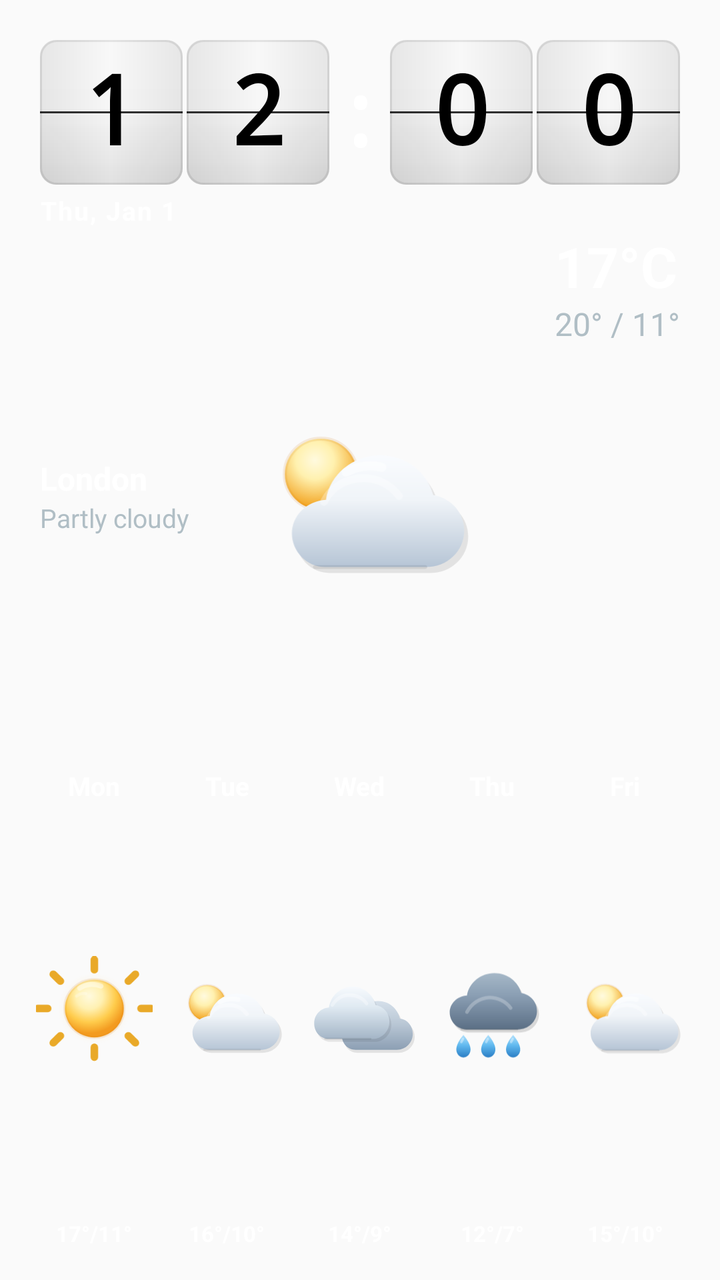
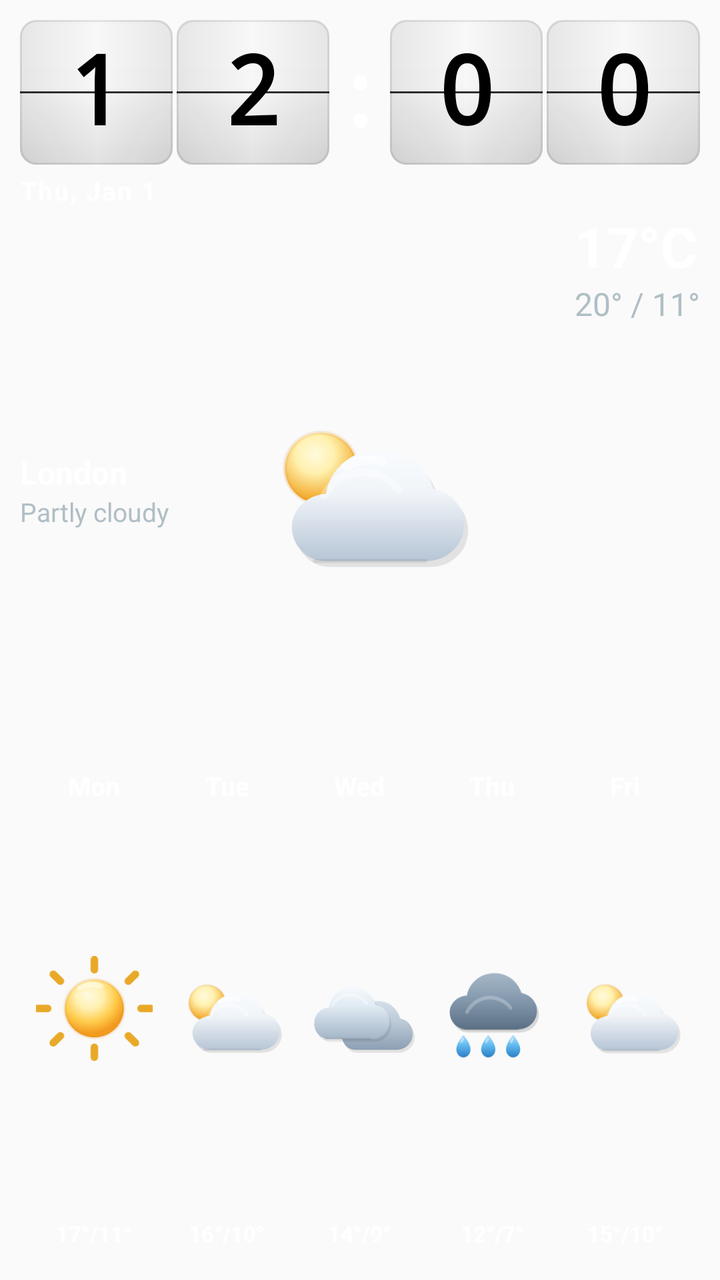

Screens rendered from an Android XML layout before and after an edit, with the pre-edit source and the edit as a unified diff.
<!-- AndroidManifest.xml: application theme Theme.ClockWeatherWidget -->
<!-- res/layout/widget_extended_preview.xml -->
<?xml version="1.0" encoding="utf-8"?>
<LinearLayout xmlns:android="http://schemas.android.com/apk/res/android"
    xmlns:tools="http://schemas.android.com/tools"
    android:layout_width="match_parent"
    android:layout_height="match_parent"
    android:background="@android:color/transparent"
    android:orientation="vertical"
    android:padding="10dp"
    tools:ignore="HardcodedText,SmallSp,NestedWeights,DisableBaselineAlignment">

    <LinearLayout
        android:layout_width="match_parent"
        android:layout_height="0dp"
        android:layout_weight="3"
        android:background="@android:color/transparent"
        android:orientation="vertical"
        android:paddingTop="10dp"
        android:paddingBottom="4dp"
        android:paddingStart="10dp"
        android:paddingEnd="10dp">

        <include
            layout="@layout/widget_clock_block_preview"
            android:layout_width="match_parent"
            android:layout_height="wrap_content" />

        <TextClock
            android:layout_width="wrap_content"
            android:layout_height="wrap_content"
            android:layout_gravity="start"
            android:format12Hour="EEE, MMM d"
            android:format24Hour="EEE, MMM d"
            android:layout_marginTop="4dp"
            android:layout_marginStart="0dp"
            android:textColor="@color/widget_text_primary"
            android:textSize="13sp"
            android:textStyle="bold"
            android:letterSpacing="0.05" />

        <include
            layout="@layout/widget_weather_card_preview"
            android:layout_width="match_parent"
            android:layout_height="0dp"
            android:layout_weight="1"
            android:layout_marginTop="4dp" />
    </LinearLayout>

    <LinearLayout
        android:layout_width="match_parent"
        android:layout_height="0dp"
        android:baselineAligned="false"
        android:layout_weight="2"
        android:background="@android:color/transparent"
        android:orientation="horizontal"
        android:paddingTop="0dp"
        android:paddingBottom="4dp"
        android:paddingStart="4dp"
        android:paddingEnd="4dp">

        <LinearLayout android:layout_width="0dp" android:layout_height="match_parent" android:layout_weight="1" android:orientation="vertical" android:gravity="center_horizontal" android:padding="2dp">
            <TextView android:layout_width="wrap_content" android:layout_gravity="center_horizontal" android:layout_height="wrap_content" android:text="Mon" android:textColor="@color/widget_text_primary" android:textSize="13sp" android:textStyle="bold" android:gravity="center" />
            <ImageView android:layout_width="match_parent" android:layout_height="0dp" android:layout_weight="1" android:layout_marginTop="2dp" android:layout_marginBottom="2dp" android:src="@drawable/ic_widget_weather_clear_day" android:contentDescription="@null" android:padding="2dp" android:scaleType="fitCenter" />
            <TextView android:layout_width="wrap_content" android:layout_gravity="center_horizontal" android:layout_height="wrap_content" android:text="17°/11°" android:textColor="@color/widget_text_primary" android:textSize="11sp" android:textStyle="bold" android:gravity="center" />
        </LinearLayout>

        <LinearLayout android:layout_width="0dp" android:layout_height="match_parent" android:layout_weight="1" android:orientation="vertical" android:gravity="center_horizontal" android:padding="2dp">
            <TextView android:layout_width="wrap_content" android:layout_gravity="center_horizontal" android:layout_height="wrap_content" android:text="Tue" android:textColor="@color/widget_text_primary" android:textSize="13sp" android:textStyle="bold" android:gravity="center" />
            <ImageView android:layout_width="match_parent" android:layout_height="0dp" android:layout_weight="1" android:layout_marginTop="2dp" android:layout_marginBottom="2dp" android:src="@drawable/ic_widget_weather_partly_cloudy_day" android:contentDescription="@null" android:padding="2dp" android:scaleType="fitCenter" />
            <TextView android:layout_width="wrap_content" android:layout_gravity="center_horizontal" android:layout_height="wrap_content" android:text="16°/10°" android:textColor="@color/widget_text_primary" android:textSize="11sp" android:textStyle="bold" android:gravity="center" />
        </LinearLayout>

        <LinearLayout android:layout_width="0dp" android:layout_height="match_parent" android:layout_weight="1" android:orientation="vertical" android:gravity="center_horizontal" android:padding="2dp">
            <TextView android:layout_width="wrap_content" android:layout_gravity="center_horizontal" android:layout_height="wrap_content" android:text="Wed" android:textColor="@color/widget_text_primary" android:textSize="13sp" android:textStyle="bold" android:gravity="center" />
            <ImageView android:layout_width="match_parent" android:layout_height="0dp" android:layout_weight="1" android:layout_marginTop="2dp" android:layout_marginBottom="2dp" android:src="@drawable/ic_widget_weather_cloudy" android:contentDescription="@null" android:padding="2dp" android:scaleType="fitCenter" />
            <TextView android:layout_width="wrap_content" android:layout_gravity="center_horizontal" android:layout_height="wrap_content" android:text="14°/9°" android:textColor="@color/widget_text_primary" android:textSize="11sp" android:textStyle="bold" android:gravity="center" />
        </LinearLayout>

        <LinearLayout android:layout_width="0dp" android:layout_height="match_parent" android:layout_weight="1" android:orientation="vertical" android:gravity="center_horizontal" android:padding="2dp">
            <TextView android:layout_width="wrap_content" android:layout_gravity="center_horizontal" android:layout_height="wrap_content" android:text="Thu" android:textColor="@color/widget_text_primary" android:textSize="13sp" android:textStyle="bold" android:gravity="center" />
            <ImageView android:layout_width="match_parent" android:layout_height="0dp" android:layout_weight="1" android:layout_marginTop="2dp" android:layout_marginBottom="2dp" android:src="@drawable/ic_widget_weather_rain" android:contentDescription="@null" android:padding="2dp" android:scaleType="fitCenter" />
            <TextView android:layout_width="wrap_content" android:layout_gravity="center_horizontal" android:layout_height="wrap_content" android:text="12°/7°" android:textColor="@color/widget_text_primary" android:textSize="11sp" android:textStyle="bold" android:gravity="center" />
        </LinearLayout>

        <LinearLayout android:layout_width="0dp" android:layout_height="match_parent" android:layout_weight="1" android:orientation="vertical" android:gravity="center_horizontal" android:padding="2dp">
            <TextView android:layout_width="wrap_content" android:layout_gravity="center_horizontal" android:layout_height="wrap_content" android:text="Fri" android:textColor="@color/widget_text_primary" android:textSize="13sp" android:textStyle="bold" android:gravity="center" />
            <ImageView android:layout_width="match_parent" android:layout_height="0dp" android:layout_weight="1" android:layout_marginTop="2dp" android:layout_marginBottom="2dp" android:src="@drawable/ic_widget_weather_partly_cloudy_day" android:contentDescription="@null" android:padding="2dp" android:scaleType="fitCenter" />
            <TextView android:layout_width="wrap_content" android:layout_gravity="center_horizontal" android:layout_height="wrap_content" android:text="15°/10°" android:textColor="@color/widget_text_primary" android:textSize="11sp" android:textStyle="bold" android:gravity="center" />
        </LinearLayout>
    </LinearLayout>

</LinearLayout>
<!-- res/layout/widget_clock_block_preview.xml (included above) -->
﻿<?xml version="1.0" encoding="utf-8"?>

<LinearLayout xmlns:android="http://schemas.android.com/apk/res/android"
    xmlns:tools="http://schemas.android.com/tools"
    android:layout_width="match_parent"
    android:layout_height="wrap_content"
    android:gravity="center_vertical"
    android:orientation="horizontal"
    tools:ignore="HardcodedText">

    <FrameLayout
        android:layout_width="0dp"
        android:layout_height="wrap_content"
        android:layout_weight="2">

        <LinearLayout
            android:layout_width="match_parent"
            android:layout_height="wrap_content"
            android:orientation="horizontal">

            <FrameLayout
                android:layout_width="0dp"
                android:layout_height="wrap_content"
                android:layout_weight="1">

                <TextView
                    android:layout_width="match_parent"
                    android:layout_height="wrap_content"
                    android:background="@drawable/flip_digit_bg_light"
                    android:fontFamily="monospace"
                    android:gravity="center"
                    android:includeFontPadding="false"
                    android:padding="8dp"
                    android:text="1"
                    android:textColor="@color/flip_digit_text_light"
                    android:textSize="48sp"
                    android:textStyle="bold" />

                <FrameLayout
                    android:layout_width="match_parent"
                    android:layout_height="1dp"
                    android:layout_gravity="center_vertical"
                    android:background="@drawable/flip_hinge_line" />
            </FrameLayout>

            <FrameLayout
                android:layout_width="0dp"
                android:layout_height="wrap_content"
                android:layout_marginStart="@dimen/flip_digit_gap"
                android:layout_weight="1">

                <TextView
                    android:layout_width="match_parent"
                    android:layout_height="wrap_content"
                    android:background="@drawable/flip_digit_bg_light"
                    android:fontFamily="monospace"
                    android:gravity="center"
                    android:includeFontPadding="false"
                    android:padding="8dp"
                    android:text="2"
                    android:textColor="@color/flip_digit_text_light"
                    android:textSize="48sp"
                    android:textStyle="bold" />

                <FrameLayout
                    android:layout_width="match_parent"
                    android:layout_height="1dp"
                    android:layout_gravity="center_vertical"
                    android:background="@drawable/flip_hinge_line" />
            </FrameLayout>
        </LinearLayout>
    </FrameLayout>

    <TextView
        android:layout_width="wrap_content"
        android:layout_height="wrap_content"
        android:layout_marginStart="@dimen/flip_digit_gap"
        android:layout_marginEnd="@dimen/flip_digit_gap"
        android:fontFamily="monospace"
        android:gravity="center"
        android:text=":"
        android:textColor="@android:color/white"
        android:textSize="44sp"
        android:textStyle="bold" />

    <FrameLayout
        android:layout_width="0dp"
        android:layout_height="wrap_content"
        android:layout_weight="2">

        <LinearLayout
            android:layout_width="match_parent"
            android:layout_height="wrap_content"
            android:orientation="horizontal">

            <FrameLayout
                android:layout_width="0dp"
                android:layout_height="wrap_content"
                android:layout_weight="1">

                <TextView
                    android:layout_width="match_parent"
                    android:layout_height="wrap_content"
                    android:background="@drawable/flip_digit_bg_light"
                    android:fontFamily="monospace"
                    android:gravity="center"
                    android:includeFontPadding="false"
                    android:padding="8dp"
                    android:text="0"
                    android:textColor="@color/flip_digit_text_light"
                    android:textSize="48sp"
                    android:textStyle="bold" />

                <FrameLayout
                    android:layout_width="match_parent"
                    android:layout_height="1dp"
                    android:layout_gravity="center_vertical"
                    android:background="@drawable/flip_hinge_line" />
            </FrameLayout>

            <FrameLayout
                android:layout_width="0dp"
                android:layout_height="wrap_content"
                android:layout_marginStart="@dimen/flip_digit_gap"
                android:layout_weight="1">

                <TextView
                    android:layout_width="match_parent"
                    android:layout_height="wrap_content"
                    android:background="@drawable/flip_digit_bg_light"
                    android:fontFamily="monospace"
                    android:gravity="center"
                    android:includeFontPadding="false"
                    android:padding="8dp"
                    android:text="0"
                    android:textColor="@color/flip_digit_text_light"
                    android:textSize="48sp"
                    android:textStyle="bold" />

                <FrameLayout
                    android:layout_width="match_parent"
                    android:layout_height="1dp"
                    android:layout_gravity="center_vertical"
                    android:background="@drawable/flip_hinge_line" />
            </FrameLayout>
        </LinearLayout>
    </FrameLayout>

</LinearLayout>
<!-- res/layout/widget_weather_card_preview.xml (included above) -->
<?xml version="1.0" encoding="utf-8"?>
<FrameLayout xmlns:android="http://schemas.android.com/apk/res/android"
    xmlns:tools="http://schemas.android.com/tools"
    android:layout_width="match_parent"
    android:layout_height="wrap_content"
    android:minHeight="72dp"
    android:background="@android:color/transparent"
    android:clipChildren="false"
    android:clipToPadding="false"
    tools:ignore="HardcodedText">

    <ImageView
        android:layout_width="140dp"
        android:layout_height="90dp"
        android:layout_gravity="center"
        android:paddingBottom="6dp"
        android:contentDescription="@null"
        android:scaleType="fitCenter"
        android:src="@drawable/ic_widget_weather_partly_cloudy_day" />

    
    <LinearLayout
        android:layout_width="wrap_content"
        android:layout_height="wrap_content"
        android:layout_gravity="start|center_vertical"
        android:orientation="vertical">

        <TextView
            android:layout_width="wrap_content"
            android:layout_height="wrap_content"
            android:ellipsize="end"
            android:maxWidth="132dp"
            android:maxLines="1"
            android:text="London"
            android:textColor="@color/widget_text_primary"
            android:textSize="16sp"
            android:textStyle="bold" />

        <TextView
            android:layout_width="wrap_content"
            android:layout_height="wrap_content"
            android:ellipsize="end"
            android:maxLines="1"
            android:text="Partly cloudy"
            android:textColor="@color/widget_text_secondary"
            android:textSize="13sp" />
    </LinearLayout>

    
    <LinearLayout
        android:layout_width="wrap_content"
        android:layout_height="wrap_content"
        android:layout_gravity="end|top"
        android:orientation="vertical">

        <TextView
            android:layout_width="wrap_content"
            android:layout_height="wrap_content"
            android:gravity="end"
            android:includeFontPadding="false"
            android:text="17°C"
            android:textColor="@color/widget_text_primary"
            android:textSize="28sp"
            android:textStyle="bold" />

        <TextView
            android:layout_width="wrap_content"
            android:layout_height="wrap_content"
            android:layout_marginTop="2dp"
            android:gravity="end"
            android:includeFontPadding="false"
            android:text="20° / 11°"
            android:textColor="@color/widget_text_secondary"
            android:textSize="16sp" />
    </LinearLayout>
</FrameLayout>
<!-- resources referenced by this layout -->
<resources>
  <color name="flip_digit_text_light">#000000</color>
  <color name="widget_text_primary">#FFFFFF</color>
  <color name="widget_text_secondary">#B0BEC5</color>
  <dimen name="flip_digit_gap">2dp</dimen>
  <!-- drawable flip_digit_bg_light (drawable) -->
  <?xml version="1.0" encoding="utf-8"?>
  <layer-list xmlns:android="http://schemas.android.com/apk/res/android">
  	<item>
  		<shape android:shape="rectangle">
  			<solid android:color="@color/flip_tile_light_base" />
  			<corners android:radius="8dp" />
  		</shape>
  	</item>
  
  	<item>
  		<shape android:shape="rectangle">
  			<gradient
  				android:angle="270"
  				android:startColor="@color/flip_tile_light_highlight_start"
  				android:centerColor="@color/flip_tile_light_highlight_center"
  				android:centerY="0.46"
  				android:endColor="@color/flip_tile_light_highlight_end" />
  			<corners android:radius="8dp" />
  		</shape>
  	</item>
  
  	<item>
  		<shape android:shape="rectangle">
  			<gradient
  				android:angle="0"
  				android:startColor="@color/flip_tile_light_side_shade"
  				android:centerColor="@android:color/transparent"
  				android:centerX="0.50"
  				android:endColor="@color/flip_tile_light_side_shade" />
  			<corners android:radius="8dp" />
  		</shape>
  	</item>
  
  	<item>
  		<shape android:shape="rectangle">
  			<stroke
  				android:width="1dp"
  				android:color="@color/flip_tile_light_border" />
  			<corners android:radius="8dp" />
  		</shape>
  	</item>
  </layer-list>
  <!-- drawable flip_hinge_line (drawable) -->
  <?xml version="1.0" encoding="utf-8"?>
  <layer-list xmlns:android="http://schemas.android.com/apk/res/android">
      
      <item>
          <shape android:shape="rectangle">
              <solid android:color="@color/flip_hinge_shadow" />
          </shape>
      </item>
      
      <item android:top="1dp">
          <shape android:shape="rectangle">
              <solid android:color="@color/flip_hinge_highlight" />
          </shape>
      </item>
  </layer-list>
  <!-- drawable ic_widget_weather_clear_day: vector/xml drawable (drawable, 2332 chars, omitted) -->
  <!-- drawable ic_widget_weather_cloudy: vector/xml drawable (drawable, 2537 chars, omitted) -->
  <!-- drawable ic_widget_weather_partly_cloudy_day: vector/xml drawable (drawable, 2734 chars, omitted) -->
  <!-- drawable ic_widget_weather_rain: vector/xml drawable (drawable, 3647 chars, omitted) -->
  <style name="Theme.ClockWeatherWidget" parent="Theme.AppCompat.Light.NoActionBar">
          <item name="colorPrimary">@color/primary</item>
          <item name="android:statusBarColor">@color/primary</item>
      </style>
  <color name="flip_tile_light_base">#F7F7F7</color>
  <color name="flip_tile_light_highlight_start">#30FFFFFF</color>
  <color name="flip_tile_light_highlight_center">#14FFFFFF</color>
  <color name="flip_tile_light_highlight_end">#16000000</color>
  <color name="flip_tile_light_side_shade">#12000000</color>
  <color name="flip_tile_light_border">#16000000</color>
  <color name="flip_hinge_shadow">#CC000000</color>
  <color name="flip_hinge_highlight">#28FFFFFF</color>
  <color name="primary">#1565C0</color>
</resources>

<!-- the commit's change to res/layout/widget_extended_preview.xml (unified diff, before → after) -->
@@ -13,11 +13,7 @@
         android:layout_height="0dp"
         android:layout_weight="3"
         android:background="@android:color/transparent"
-        android:orientation="vertical"
-        android:paddingTop="10dp"
-        android:paddingBottom="4dp"
-        android:paddingStart="10dp"
-        android:paddingEnd="10dp">
+        android:orientation="vertical">
 
         <include
             layout="@layout/widget_clock_block_preview"
